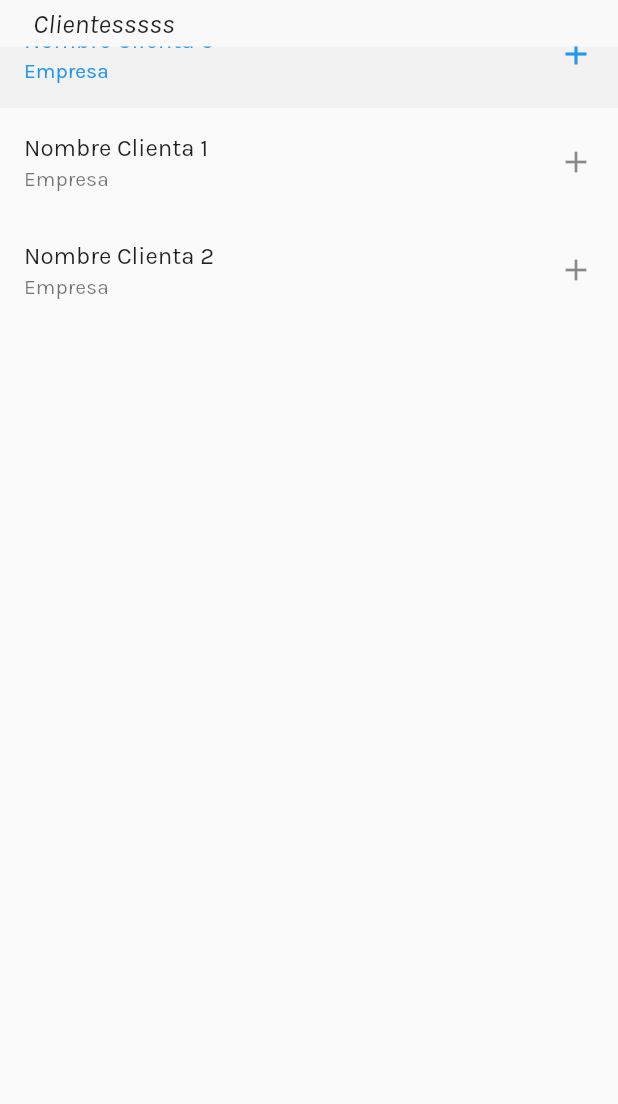
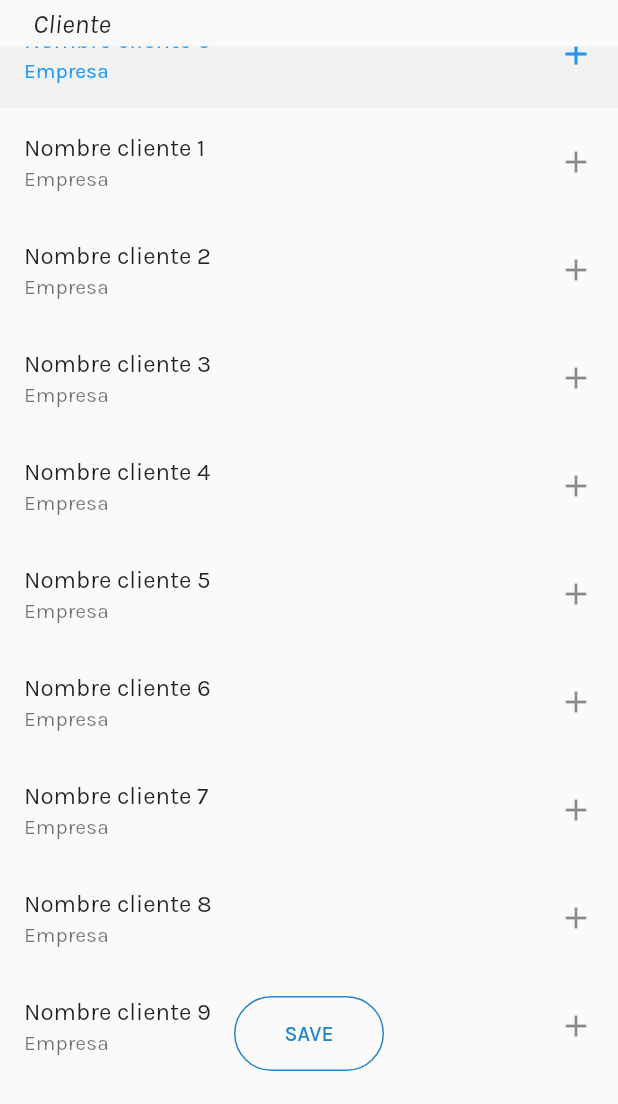
Before and after one commit to Alphinito/CGA, a Flutter app: the FormProgramarVisita screen opened by its route, on a phone screen of 412 x 824 dp, the part 132-1236 px from its top. Run offline on Flutter 3.47's test engine with Material 2 defaults, Android fonts, the phone set to English and light mode, and no system bars.

Commit message:
Check point :)
Todo funcionando correctamente.

```diff
--- /dev/null
+++ b/lib/src/screens/formProgramarVisitas.dart
@@ -0,0 +1,256 @@
+import 'package:cga/src/identidad/marca.dart';
+import 'package:cga/src/printing/componentes.dart';
+import 'package:flutter/material.dart';
+import '../logic/formProgramarVisita.dart';
+import '../printing/componentesFormularios.dart';
+
+class FormProgramarVisita extends StatefulWidget {
+  const FormProgramarVisita({Key? key}) : super(key: key);
+
+  @override
+  State<FormProgramarVisita> createState() => _FormProgramarVisitaState();
+}
+
+class _FormProgramarVisitaState extends State<FormProgramarVisita> {
+
+  int _selectedIndexF1 = 0;
+  int _selectedIndexF2 = 0;
+  int _selectedIndexF3 = 0;
+  //int _selectedIndexF4 = 0;
+
+  String _statusP1 = '';
+  String _statusP2 = '';
+  String _statusP3 = '';
+  String _statusP4 = '';
+
+  var _currentSelectedTimeInicio = TimeOfDay.now();
+  var _currentSelectedTimeFin = TimeOfDay.now();
+
+  GetTimePikerWiguet(Guarda, TextoDeAyuda) {
+    return showTimePicker(
+        context: context,
+        initialTime: Guarda,
+        cancelText: 'Atras',
+        confirmText: 'Guardar',
+        helpText: TextoDeAyuda,
+        builder: (BuildContext context, Widget? child) {
+          return Directionality(
+            textDirection: TextDirection.rtl,
+            child: child!,
+          );
+        });
+  }
+
+  void callTimePiker(InicioFin) async {
+    if (InicioFin == 'inicio') {
+      var selectedTime = await GetTimePikerWiguet(_currentSelectedTimeInicio, 'Hora de inicio');
+      setState(() {
+        _currentSelectedTimeInicio = selectedTime;
+      });
+    } else {
+      var selectedTime = await GetTimePikerWiguet(_currentSelectedTimeFin,'Hora de finalización');
+      setState(() {
+        _currentSelectedTimeFin = selectedTime;
+      });
+    }
+  }
+
+  //----------------------------------------------------------------------------| Variables de Almacenamineto de datos
+
+  String setNombre = '';
+  String setMotivo = '';
+  DateTime setFecha = DateTime.now();
+  TimeOfDay setHoraInicio = TimeOfDay.now();
+  TimeOfDay setHoraFin = TimeOfDay.now();
+  String setObservacion = '';
+
+
+
+  @override
+  //CONTENEDOR GENERAL HOME
+  Widget build(BuildContext context) {
+    return Scaffold(
+      body: Stack(
+        children: [
+          Padding(
+            padding:
+            EdgeInsets.only(top: identidadMedidas(context, 'Pading') * 4),
+            child: PageView(
+              children: [
+                Stack(
+                  children: [
+                    ListView.builder(
+                        itemCount: 15,
+                        itemBuilder: (BuildContext context, int indexF1) {
+                          return ListTile(
+                            title: Text('Nombre cliente $indexF1'),
+                            subtitle: Text('Empresa'),
+                            trailing: Icon(Icons.add),
+                            selectedTileColor: Color(identidadColor('Gris')),
+                            selected: indexF1 == _selectedIndexF1,
+                            onTap: () {
+                              setState(() {
+                                _selectedIndexF1 = indexF1;
+                                _statusP1 = 'Activo';
+                                setNombre = indexF1.toString();
+                              });
+                              print(setNombre);
+                            },
+                          );
+                        }),
+                    Align(
+                      alignment: Alignment.topRight,
+                      child: Container(
+                        width: identidadMedidas(context, 'Width'),
+                        padding: EdgeInsets.symmetric(
+                            horizontal: identidadMedidas(context, 'Pading'),
+                            vertical: 5),
+                        color: Color(identidadColor('f9f9f9')),
+                        child: Text(
+                          'Cliente',
+                          style: TextStyle(
+                              fontSize: 18, fontStyle: FontStyle.italic),
+                        ),
+                      ),
+                    ),
+                  ],
+                ),
+                ListView.builder(
+                    itemCount: 5,
+                    itemBuilder: (BuildContext context, int indexF2) {
+                      return ListTile(
+                        title: Text('Clase de contacto $indexF2'),
+                        subtitle: Text('Textro explicativo'),
+                        trailing: Icon(Icons.add),
+                        selectedTileColor: Color(identidadColor('Gris')),
+                        selected: indexF2 == _selectedIndexF2,
+                        onTap: () {
+                          setState(() {
+                            _selectedIndexF2 = indexF2;
+                            _statusP2 = 'Activo';
+                          });
+                        },
+                      );
+                    }),
+                ListView.builder(
+                    itemCount: 9,
+                    itemBuilder: (BuildContext context, int indexF3) {
+                      return ListTile(
+                        title: Text('Motivo de contacto $indexF3'),
+                        subtitle: Text('Texto explicativo'),
+                        trailing: Icon(Icons.add),
+                        selectedTileColor: Color(identidadColor('Gris')),
+                        selected: indexF3 == _selectedIndexF3,
+                        onTap: () {
+                          setState(() {
+                            _selectedIndexF3 = indexF3;
+                            _statusP3 = 'Activo';
+                          });
+                        },
+                      );
+                    }),
+                ListView(//---------------------------------------------------##|STEP 4 (Fecha y Observación)
+                  children: [
+                    CalendarDatePicker(
+                      initialDate: DateTime.now(),
+                      firstDate: DateTime(2021),
+                      lastDate: DateTime(2023),
+                      onDateChanged: (date) {
+                        setState(() {
+                          setFecha = date;
+                        });
+                        print(setFecha);
+                      },
+                    ),
+                    Row(//------------------------------------------------------|BOTONES DE HORA
+                      children: [
+                        Container(
+                          padding: EdgeInsets.all(
+                              identidadMedidas(context, 'Pading')),
+                          width: identidadMedidas(context, 'Width') * 0.5,
+                          child: Column(
+                            children: [
+                              Text('Hora de inicio'),
+                              ElevatedButton(
+                                  onPressed: () {
+                                    callTimePiker('inicio');
+                                    setState(() {
+                                      setHoraInicio = _currentSelectedTimeInicio;
+                                    });
+                                    print(setHoraInicio);
+                                  },
+                                  child: Text(_currentSelectedTimeInicio.format(context))),
+                            ],
+                          ),
+                        ),
+                        Container(
+                          padding: EdgeInsets.all(
+                              identidadMedidas(context, 'Pading')),
+                          width: identidadMedidas(context, 'Width') * 0.5,
+                          child: Column(
+                            children: [
+                              Text('Hora fin'),
+                              ElevatedButton(
+                                  onPressed: () {
+                                    callTimePiker('fin');
+                                    setState(() {
+                                      setHoraFin = _currentSelectedTimeFin;
+                                    });
+                                    print(setHoraFin);
+                                  },
+                                  child: Text(_currentSelectedTimeFin.format(context))),
+                            ],
+                          ),
+                        ),
+                      ],
+                    ),
+                    Container(//------------------------------------------------|CAMPO DE TEXTO
+                      margin:
+                      EdgeInsets.all(identidadMedidas(context, 'Pading')),
+                      padding: EdgeInsets.symmetric(horizontal: identidadMedidas(context, 'Pading') * 0.5),
+                      decoration: BoxDecoration(
+                          border: Border.all(
+                            color: Color(identidadColor('Primario Azul')),
+                          ),
+                          color: Color(identidadColor('Gris'))),
+                      child: TextFormField(
+                        maxLines: 4,
+                      ),
+                    )
+                  ],
+                ),
+              ],
+            ),
+          ),
+          Container(
+            padding: EdgeInsets.all(identidadMedidas(context, 'Pading') * 2),
+            child: Align(
+              alignment: Alignment.topCenter,
+              child: Column(
+                children: [
+                  Text('Crear visita', style: TextStyle(fontSize: 18)),
+                  Row(
+                    mainAxisAlignment: MainAxisAlignment.center,
+                    children: [
+                      indicadoresDeAvance(status: _statusP1),
+                      indicadoresDeAvance(status: _statusP2),
+                      indicadoresDeAvance(status: _statusP3),
+                      indicadoresDeAvance(status: _statusP4),
+                    ],
+                  ),
+                ],
+              ),
+            ),
+          ),
+          Padding(
+            padding: EdgeInsets.all(identidadMedidas(context, 'Pading')),
+            child: Align(
+              alignment: Alignment.bottomCenter,
+              child: ButtonCustom1(text: 'SAVE', onTap: (){enviarDatosDeFormulario(context,setNombre,setMotivo,setFecha,setHoraInicio.format(context),setHoraFin.format(context),setObservacion);}, width: 100),
+            ),
+          )
+        ],
+      ),
+    );
+  }
+}
--- a/lib/src/screens/formProgramarVisitsa.dart
+++ /dev/null
@@ -1,45 +0,0 @@
-import 'dart:ffi';
-
-import 'package:cga/src/identidad/marca.dart';
-import 'package:flutter/material.dart';
-import '../printing/componentesFormularios.dart';
-
-class FormProgramarVisita extends StatefulWidget {
-  const FormProgramarVisita({Key? key}) : super(key: key);
-
-  @override
-  State<FormProgramarVisita> createState() => _FormProgramarVisitaState();
-}
-
-class _FormProgramarVisitaState extends State<FormProgramarVisita> {
-
-  List<Widget> StepsList = [
-    Steps(datoPrincipal: 'Nombre Clienta', datoSecundario: 'Empresa', stepTitle: 'Clientesssss', count: 3),
-    Steps(datoPrincipal: 'Nombre Clienta', datoSecundario: 'Empresa', stepTitle: 'Clase de contacto'),
-    Steps(datoPrincipal: 'Nombre Clienta', datoSecundario: 'Empresa', stepTitle: 'Clientesssss'),
-    StepDateTime(),
-  ];
-
-
-  xd(List valuesStatus){
-    String _statusP1 = valuesStatus[0];
-    String _statusP2 = valuesStatus[1];
-    String _statusP3 = valuesStatus[2];
-    String _statusP4 = valuesStatus[3];
-    List<String> Variables = [_statusP1,_statusP2,_statusP3,_statusP4];
-   return  Variables;
-  }
-
-
-  int _selectedIndexF1 = 0;
-  int _selectedIndexF2 = 0;
-  int _selectedIndexF3 = 0;
-  //int _selectedIndexF4 = 0;
-
-  @override
-  //CONTENEDOR GENERAL
-  Widget build(BuildContext context) {
-    List<String> valuesStatus = ['','','',''];
-    return ContenedorDeFormulario(contentSteps: StepsList, variablesDeEstadoParaIndicadores: xd(valuesStatus));
-  }
-}
```
Also changed, not shown: lib/src/app.dart (+4 -3 lines), lib/src/data/globals.dart (added, +7 -0 lines), lib/src/logic/formProgramarVisita.dart (+47 -2 lines), lib/src/printing/componentesFormularios.dart (+8 -2 lines), lib/src/screens/formProgramarVisitsaBeta.dart (added, +46 -0 lines).
